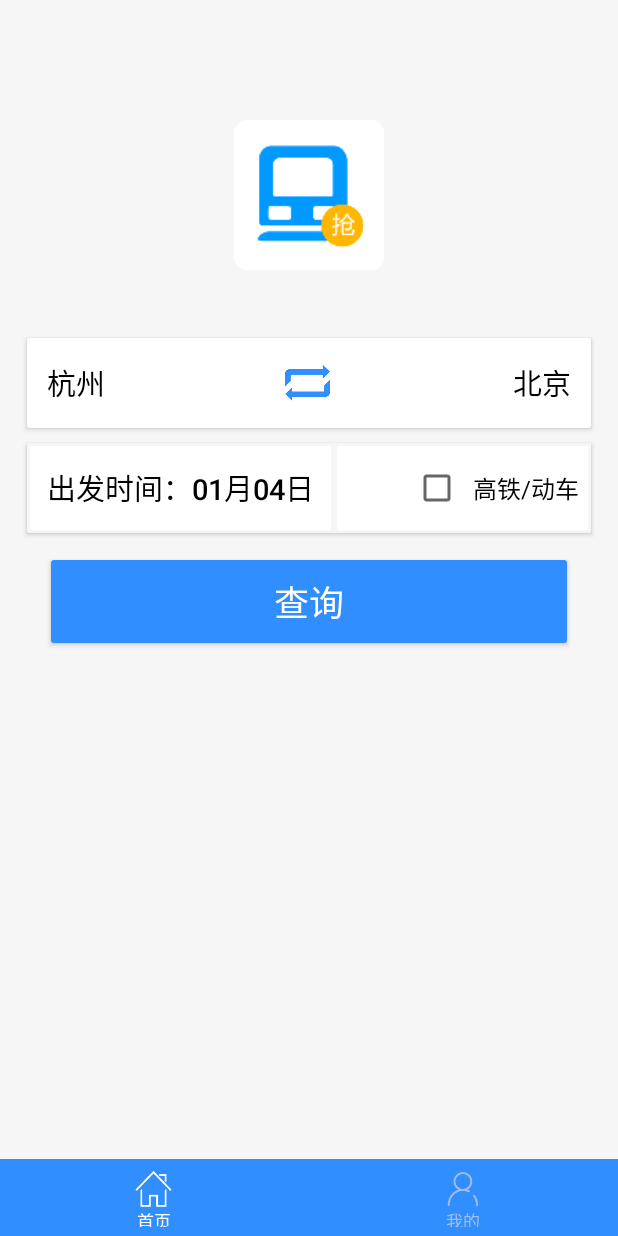
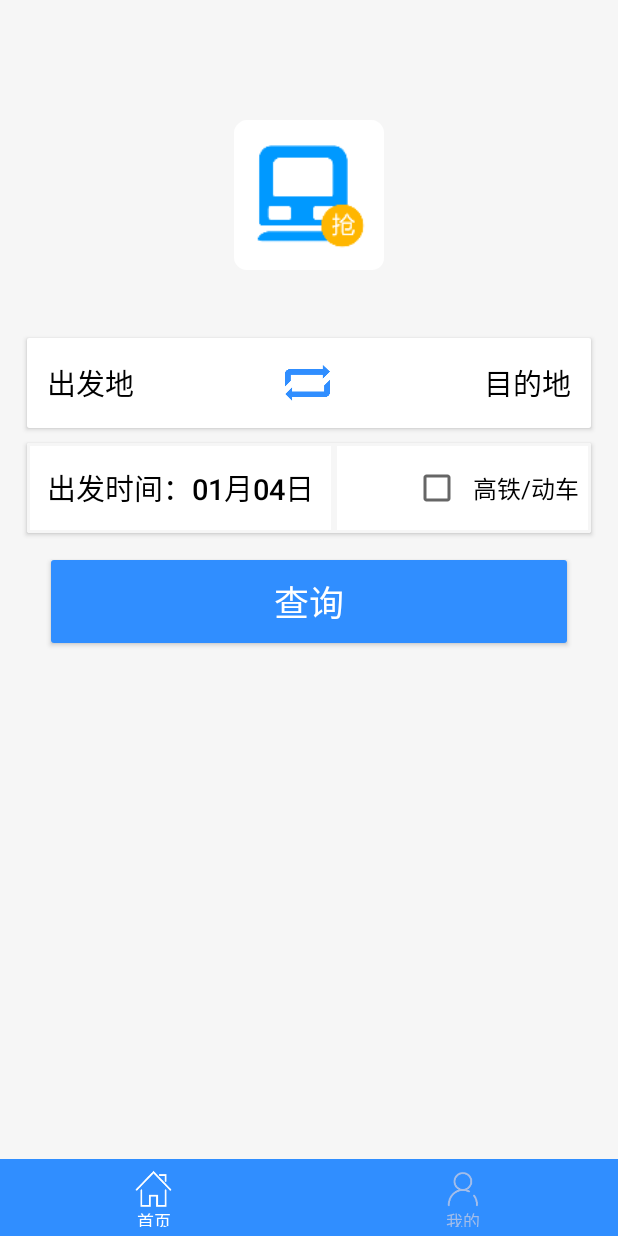
Before and after one commit to Evenss/TicketAssistant, an Android app: the screen it shows after launch (MainActivity), on a phone screen of 412 x 824 dp. Run offline under Robolectric (Android 15) with nearby library versions, the phone set to English and light mode, and no system bars; libraries missing offline, so code that uses them is left out: com.fourmob.datetimepicker, com.igexin.sdk, com.zaaach.citypicker; 3 statements that could not run were skipped.

Commit message:
修改一些提示

```diff
--- a/app/src/main/java/com/graduation/even/graduationclient/activity/TicketShowActivity.java
+++ b/app/src/main/java/com/graduation/even/graduationclient/activity/TicketShowActivity.java
@@ -168,6 +168,10 @@ public class TicketShowActivity extends BaseActivity implements View.OnClickList
                 }
                 break;
             case R.id.btn_submit:
+                if(mTicketList.size() == 0){
+                    ToastUtil.showToast(TicketShowActivity.this,"未设置特定班次！");
+                    return;
+                }
                 getSubmitTicket();
                 createSeatsDialog();
                 break;
--- a/app/src/main/java/com/graduation/even/graduationclient/constant/API.java
+++ b/app/src/main/java/com/graduation/even/graduationclient/constant/API.java
@@ -5,7 +5,8 @@ package com.graduation.even.graduationclient.constant;
  */
 
 public class API {
-    private static String HOST = "http://192.168.3.24:8080";
+//    private static String HOST = "http://47.100.120.182:80";
+    private static String HOST = "http://192.168.10.114:8080";
     public static String URL_LOGIN = HOST + "/user/login";
     public static String URL_LOGOUT = HOST + "/user/logout";
     public static String URL_REGISTER = HOST + "/user/register";
--- a/app/src/main/res/layout/fragment_home.xml
+++ b/app/src/main/res/layout/fragment_home.xml
@@ -29,7 +29,7 @@
                 android:layout_width="0dp"
                 android:layout_weight="3"
                 android:layout_height="match_parent"
-                android:text="杭州"
+                android:text="出发地"
                 android:textSize="19sp"
                 android:textColor="@color/black"
                 android:gravity="start|center_vertical"
@@ -55,7 +55,7 @@
                 android:layout_width="0dp"
                 android:layout_weight="3"
                 android:layout_height="match_parent"
-                android:text="北京"
+                android:text="目的地"
                 android:textSize="19sp"
                 android:textColor="@color/black"
                 android:gravity="end|center_vertical"
```
Also changed, not shown: app/src/main/java/com/graduation/even/graduationclient/activity/RegisterActivity.java (+7 -3 lines), app/src/main/java/com/graduation/even/graduationclient/fragment/MyInfoFragment.java (+7 -2 lines).
